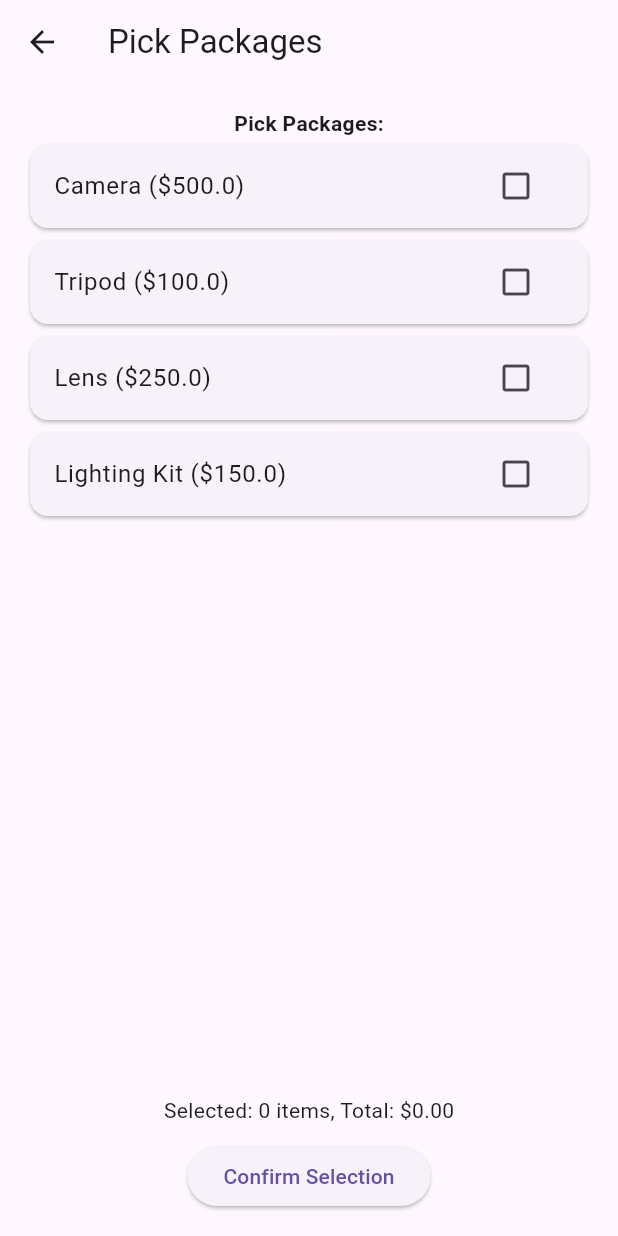
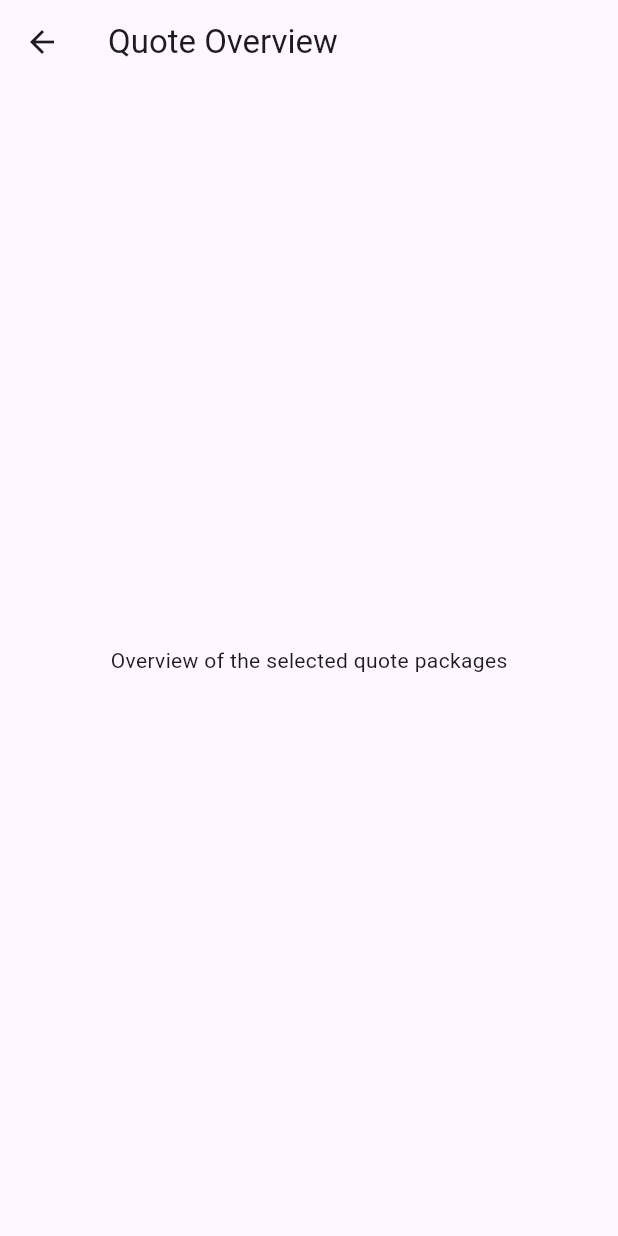
Before and after one commit to LukeKruger-Haye/ITMDA-Group-Project, a Flutter app: the PackagePickerScreen screen opened by its route, after a tap on "Confirm Selection", on a phone screen of 412 x 824 dp. Run offline on Flutter 3.47's test engine with Material 3 defaults, Android fonts, the phone set to English and light mode, and no system bars; our stand-ins replace local_auth, shared_preferences, sqflite; accounts and stored records are empty.

Commit message:
created quote overview screen

```diff
--- a/app/shutterbook/lib/main.dart
+++ b/app/shutterbook/lib/main.dart
@@ -6,6 +6,7 @@ import 'package:shutterbook/pages/authentication/setup.dart';
 import 'package:shutterbook/pages/authentication/login.dart';
 
 import 'package:shutterbook/pages/bookings/bookings.dart';
+import 'package:shutterbook/pages/quotes/create/quote_overview_screen.dart';
 
 
 import 'package:shutterbook/pages/quotes/quote_screen.dart';
@@ -68,6 +69,7 @@ class _ShutterBookAppState extends State<ShutterBookApp> {
         '/quotes/create/create_quote.dart':(context) => const CreateQuotePage(),
         '/quotes/manage/manage_quote.dart':(context) => const ManageQuotePage(),
         '/quotes/create/package_picker_screen.dart':(context) => const PackagePickerScreen(),
+        '/quotes/create/quote_overview_screen.dart':(context) => const QuoteOverviewScreen(),
 
 
       },
--- a/app/shutterbook/lib/pages/quotes/create/package_picker.dart
+++ b/app/shutterbook/lib/pages/quotes/create/package_picker.dart
@@ -112,6 +112,7 @@ class PackagePickerState extends State<PackagePicker> {
         ElevatedButton(
           onPressed: () {
             widget.onSelectionChanged(_selectedPackages);
+            Navigator.pushNamed(context, '/quotes/create/quote_overview_screen.dart');
           },
           child: const Text('Confirm Selection'),
         ),
--- /dev/null
+++ b/app/shutterbook/lib/pages/quotes/create/quote_overview_screen.dart
@@ -0,0 +1,13 @@
+import 'package:flutter/material.dart';
+
+class QuoteOverviewScreen extends StatelessWidget {
+  const QuoteOverviewScreen({super.key});
+
+  @override
+  Widget build(BuildContext context) {
+    return Scaffold(
+      appBar: AppBar(title: const Text('Quote Overview')),
+      body: const Center(child: Text('Overview of the selected quote packages')),
+    );
+  }
+}
```
